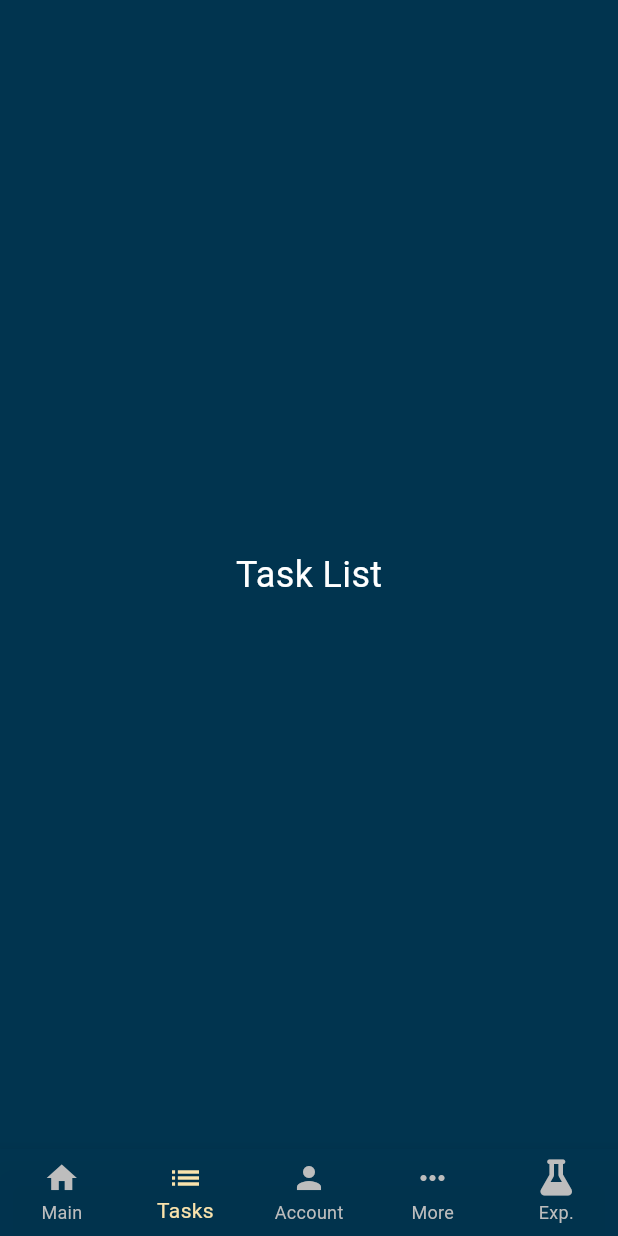
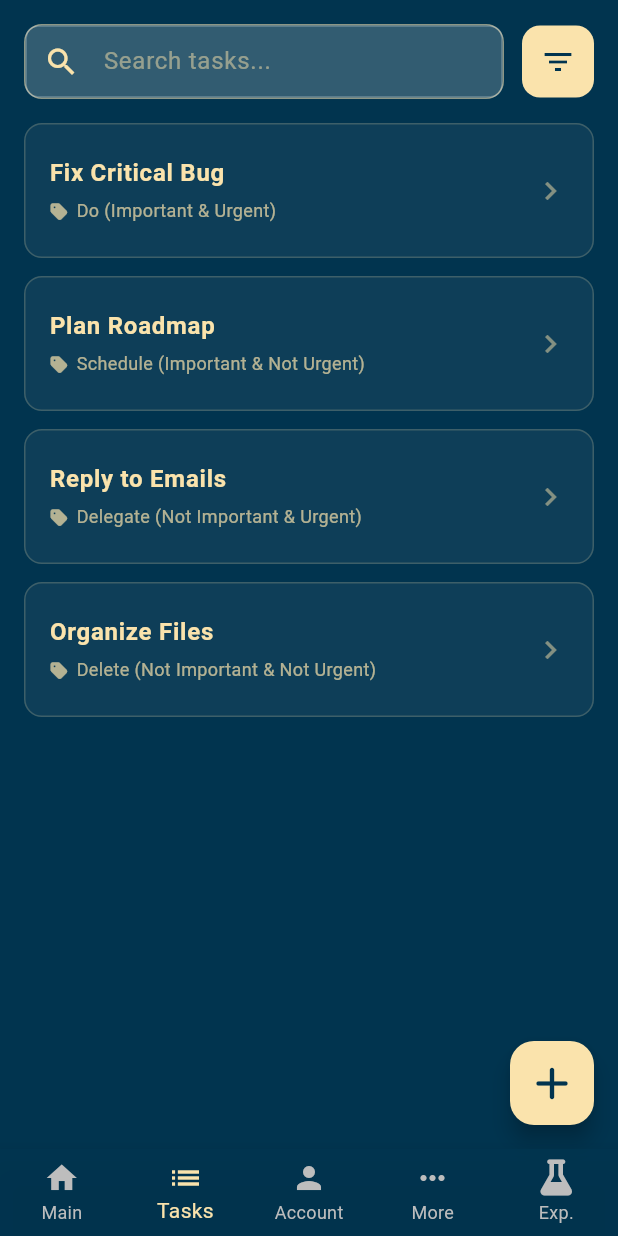
Before and after one commit to pctan9491/PROJ-0001-TTTApp-FE, a Flutter app: the NavBottomBar screen opened directly, item 2 of the bottom bar chosen, on a phone screen of 412 x 824 dp. Run offline on Flutter 3.47's test engine with Material 3 defaults, Android fonts, the phone set to English and light mode, and no system bars; our stand-ins replace font_awesome_flutter, shared_preferences; accounts and stored records are empty.

Commit message:
task list v1

```diff
--- a/lib/app.dart
+++ b/lib/app.dart
@@ -10,7 +10,7 @@ class ToDoApp extends StatelessWidget {
       title: 'ToDo Target App',
       debugShowCheckedModeBanner: false,
       theme: ThemeData(
-        scaffoldBackgroundColor: const Color(0xFF01344F),
+        scaffoldBackgroundColor: const Color(0xFF01344F), // This is your Primary Color
         canvasColor: const Color(0xFF01344F), // Match scaffold background for BottomNavigationBar
         colorScheme: ColorScheme.fromSeed(
           seedColor: const Color.fromARGB(255, 66, 132, 100),
--- a/lib/features/home/presentation/pages/eisenhower_matrix_page.dart
+++ b/lib/features/home/presentation/pages/eisenhower_matrix_page.dart
@@ -8,6 +8,11 @@ class EisenhowerMatrixPage extends StatelessWidget {
 
   @override
   Widget build(BuildContext context) {
+    // TODO: Connect to State Management (Bloc/Provider) here
+    // 1. Inject TaskBloc or TaskRepository
+    // 2. Use BlocBuilder<TaskBloc, TaskState> to get the list of tasks
+    // 3. Replace the dummy 'tasks' list below with 'state.tasks'
+
     // Dummy Data
     final tasks = [
       const Task(id: '1', uuid: '1', userUuid: '1', title: 'Fix Critical Bug', importance: TaskImportance.important, urgency: TaskUrgency.urgent),
--- a/lib/features/navbar/presentation/pages/nav_bottom_bar.dart
+++ b/lib/features/navbar/presentation/pages/nav_bottom_bar.dart
@@ -1,6 +1,7 @@
 import 'package:flutter/material.dart';
 import 'package:font_awesome_flutter/font_awesome_flutter.dart';
 import '../../../home/presentation/pages/eisenhower_matrix_page.dart';
+import '../../../tasks/presentation/pages/task_list_page.dart';
 import '../../../experimental/presentation/pages/experimental.dart';
 import '../../../../core/config/app_config.dart';
 
@@ -25,7 +26,7 @@ class _NavBottomBarState extends State<NavBottomBar> {
   List<Widget> get _widgetOptions {
     final options = [
       const EisenhowerMatrixPage(),
-      const Center(child: Text('Task List', style: TextStyle(color: Colors.white, fontSize: 24))),
+      const TaskListPage(),
       const Center(child: Text('Personal Account', style: TextStyle(color: Colors.white, fontSize: 24))),
       const Center(child: Text('More', style: TextStyle(color: Colors.white, fontSize: 24))),
     ];
--- /dev/null
+++ b/lib/features/tasks/presentation/pages/task_list_page.dart
@@ -0,0 +1,335 @@
+import 'package:flutter/material.dart';
+import 'package:font_awesome_flutter/font_awesome_flutter.dart';
+import '../../domain/entities/task.dart';
+
+class TaskListPage extends StatefulWidget {
+  const TaskListPage({super.key});
+
+  @override
+  State<TaskListPage> createState() => _TaskListPageState();
+}
+
+class _TaskListPageState extends State<TaskListPage> {
+  // State Variables
+  String _searchQuery = '';
+  String _activeFilter = 'All'; // Options: 'All', 'Do', 'Overdue'
+
+  // Keys for identifying widgets in tests or inspector
+  static const Key searchQueryFieldKey = Key('search_query_field');
+  static const Key filterDropdownKey = Key('filter_dropdown');
+  static const Key addTaskButtonKey = Key('add_task_button');
+  static const Key taskListKey = Key('task_list');
+
+  // Dummy Data (Same structure as Eisenhower Matrix for consistency)
+  final List<Task> _allTasks = [
+    const Task(id: '1', uuid: '1', userUuid: '1', title: 'Fix Critical Bug', importance: TaskImportance.important, urgency: TaskUrgency.urgent),
+    const Task(id: '2', uuid: '2', userUuid: '1', title: 'Plan Roadmap', importance: TaskImportance.important, urgency: TaskUrgency.notUrgent),
+    const Task(id: '3', uuid: '3', userUuid: '1', title: 'Reply to Emails', importance: TaskImportance.notImportant, urgency: TaskUrgency.urgent),
+    const Task(id: '4', uuid: '4', userUuid: '1', title: 'Organize Files', importance: TaskImportance.notImportant, urgency: TaskUrgency.notUrgent),
+    // Add a dummy "Overdue" task logic later if needed, for now just filtering by ID or Title for demo
+  ];
+
+  @override
+  Widget build(BuildContext context) {
+    final primaryColor = Theme.of(context).scaffoldBackgroundColor;
+    final secondaryColor = Theme.of(context).colorScheme.secondary;
+
+    // 1. Filter Tasks Logic
+    List<Task> filteredTasks = _getFilteredTasks();
+
+    return Scaffold(
+      backgroundColor: primaryColor,
+      body: SafeArea(
+        child: Column(
+          children: [
+            // --- Search & Filter Bar ---
+            _TaskSearchBar(
+              key: searchQueryFieldKey,
+              searchQuery: _searchQuery,
+              onSearchChanged: (value) => setState(() => _searchQuery = value),
+              onFilterTap: () => _showFilterDialog(context, primaryColor, secondaryColor),
+              primaryColor: primaryColor,
+              secondaryColor: secondaryColor,
+            ),
+
+            // --- Filter Indicator ---
+            if (_activeFilter != 'All')
+              _FilterIndicator(
+                key: filterDropdownKey,
+                activeFilter: _activeFilter,
+                onClear: () => setState(() => _activeFilter = 'All'),
+                secondaryColor: secondaryColor,
+              ),
+
+            // --- Task List ---
+            Expanded(
+              child: _TaskListView(
+                key: taskListKey,
+                tasks: filteredTasks,
+                secondaryColor: secondaryColor,
+              ),
+            ),
+          ],
+        ),
+      ),
+      //Add Task button
+      floatingActionButton: FloatingActionButton(
+        key: addTaskButtonKey,
+        backgroundColor: secondaryColor,
+        onPressed: () {
+          // TODO: Implement Add Task
+        },
+        child: Icon(FontAwesomeIcons.plus, color: primaryColor),
+      ),
+    );
+  }
+
+  List<Task> _getFilteredTasks() {
+    return _allTasks.where((task) {
+      final matchesSearch = task.title.toLowerCase().contains(_searchQuery.toLowerCase());
+      bool matchesCategory = true;
+      if (_activeFilter == 'Do') {
+        matchesCategory = task.importance == TaskImportance.important && task.urgency == TaskUrgency.urgent;
+      } else if (_activeFilter == 'Overdue') {
+        matchesCategory = false; // TODO: Implement overdue logic
+      }
+      return matchesSearch && matchesCategory;
+    }).toList();
+  }
+
+  void _showFilterDialog(BuildContext context, Color primaryColor, Color secondaryColor) {
+    showModalBottomSheet(
+      context: context,
+      backgroundColor: primaryColor,
+      shape: const RoundedRectangleBorder(
+        borderRadius: BorderRadius.vertical(top: Radius.circular(20)),
+      ),
+      builder: (context) {
+        return Container(
+          padding: const EdgeInsets.all(20),
+          child: Column(
+            mainAxisSize: MainAxisSize.min,
+            crossAxisAlignment: CrossAxisAlignment.start,
+            children: [
+              Text(
+                'Filter Tasks',
+                style: TextStyle(color: secondaryColor, fontSize: 20, fontWeight: FontWeight.bold),
+              ),
+              const SizedBox(height: 20),
+              _buildFilterOption('All Tasks', 'All', secondaryColor),
+              _buildFilterOption('"Do" Tasks (Important & Urgent)', 'Do', secondaryColor),
+              _buildFilterOption('Overdue Tasks', 'Overdue', secondaryColor),
+            ],
+          ),
+        );
+      },
+    );
+  }
+
+  Widget _buildFilterOption(String label, String value, Color secondaryColor) {
+    final isSelected = _activeFilter == value;
+    return ListTile(
+      title: Text(
+        label,
+        style: TextStyle(
+          color: isSelected ? secondaryColor : Colors.white70,
+          fontWeight: isSelected ? FontWeight.bold : FontWeight.normal,
+        ),
+      ),
+      trailing: isSelected ? Icon(Icons.check, color: secondaryColor) : null,
+      onTap: () {
+        setState(() => _activeFilter = value);
+        Navigator.pop(context);
+      },
+    );
+  }
+}
+
+// --- Sub-Widgets ---
+
+class _TaskSearchBar extends StatelessWidget {
+  final String searchQuery;
+  final ValueChanged<String> onSearchChanged;
+  final VoidCallback onFilterTap;
+  final Color primaryColor;
+  final Color secondaryColor;
+
+  const _TaskSearchBar({
+    Key? key,
+    required this.searchQuery,
+    required this.onSearchChanged,
+    required this.onFilterTap,
+    required this.primaryColor,
+    required this.secondaryColor,
+  });
+
+  @override
+  Widget build(BuildContext context) {
+    return Padding(
+      padding: const EdgeInsets.all(16.0),
+      child: Row(
+        children: [
+          Expanded(
+            child: Container(
+              decoration: BoxDecoration(
+                color: Colors.white.withOpacity(0.1),
+                borderRadius: BorderRadius.circular(12),
+                border: Border.all(color: secondaryColor.withOpacity(0.5)),
+              ),
+              child: TextField(
+                style: TextStyle(color: secondaryColor),
+                decoration: InputDecoration(
+                  hintText: 'Search tasks...',
+                  hintStyle: TextStyle(color: secondaryColor.withOpacity(0.5)),
+                  prefixIcon: Icon(Icons.search, color: secondaryColor),
+                  border: InputBorder.none,
+                  contentPadding: const EdgeInsets.symmetric(horizontal: 16, vertical: 12),
+                ),
+                onChanged: onSearchChanged,
+              ),
+            ),
+          ),
+          const SizedBox(width: 12),
+          Container(
+            decoration: BoxDecoration(
+              color: secondaryColor,
+              borderRadius: BorderRadius.circular(12),
+            ),
+            child: IconButton(
+              icon: Icon(Icons.filter_list, color: primaryColor),
+              onPressed: onFilterTap,
+            ),
+          ),
+        ],
+      ),
+    );
+  }
+}
+
+class _FilterIndicator extends StatelessWidget {
+  final String activeFilter;
+  final VoidCallback onClear;
+  final Color secondaryColor;
+
+  const _FilterIndicator({
+    Key? key,
+    required this.activeFilter,
+    required this.onClear,
+    required this.secondaryColor,
+  });
+
+  @override
+  Widget build(BuildContext context) {
+    return Padding(
+      padding: const EdgeInsets.symmetric(horizontal: 16.0, vertical: 4.0),
+      child: Row(
+        children: [
+          Text(
+            'Filtering by: $activeFilter',
+            style: TextStyle(color: secondaryColor.withOpacity(0.8), fontSize: 12),
+          ),
+          const SizedBox(width: 8),
+          GestureDetector(
+            onTap: onClear,
+            child: const Icon(Icons.close, size: 14, color: Colors.redAccent),
+          )
+        ],
+      ),
+    );
+  }
+}
+
+class _TaskListView extends StatelessWidget {
+  final List<Task> tasks;
+  final Color secondaryColor;
+
+  const _TaskListView({
+    Key? key,
+    required this.tasks,
+    required this.secondaryColor,
+  });
+
+  @override
+  Widget build(BuildContext context) {
+    if (tasks.isEmpty) {
+      return Center(
+        child: Text(
+          'No tasks found',
+          style: TextStyle(color: secondaryColor.withOpacity(0.5)),
+        ),
+      );
+    }
+
+    return ListView.builder(
+      padding: const EdgeInsets.symmetric(horizontal: 16),
+      itemCount: tasks.length,
+      itemBuilder: (context, index) {
+        return _TaskItem(task: tasks[index], secondaryColor: secondaryColor);
+      },
+    );
+  }
+}
+
+class _TaskItem extends StatelessWidget {
+  final Task task;
+  final Color secondaryColor;
+
+  const _TaskItem({
+    required this.task,
+    required this.secondaryColor,
+  });
+
+  @override
+  Widget build(BuildContext context) {
+    String matrixLabel = _getMatrixLabel(task);
+
+    return Container(
+      margin: const EdgeInsets.only(bottom: 12),
+      decoration: BoxDecoration(
+        color: Colors.white.withOpacity(0.05),
+        borderRadius: BorderRadius.circular(12),
+        border: Border.all(color: secondaryColor.withOpacity(0.2)),
+      ),
+      child: ListTile(
+        contentPadding: const EdgeInsets.symmetric(horizontal: 16, vertical: 8),
+        title: Text(
+          task.title,
+          style: TextStyle(
+            color: secondaryColor,
+            fontWeight: FontWeight.bold,
+            fontSize: 16,
+          ),
+        ),
+        subtitle: Padding(
+          padding: const EdgeInsets.only(top: 4.0),
+          child: Row(
+            children: [
+              Icon(FontAwesomeIcons.tag, size: 12, color: secondaryColor.withOpacity(0.7)),
+              const SizedBox(width: 6),
+              Text(
+                matrixLabel,
+                style: TextStyle(color: secondaryColor.withOpacity(0.7), fontSize: 12),
+              ),
+            ],
+          ),
+        ),
+        trailing: Icon(Icons.chevron_right, color: secondaryColor.withOpacity(0.5)),
+        onTap: () {
+          // TODO: Navigate to Task Details
+        },
+      ),
+    );
+  }
+
+  String _getMatrixLabel(Task task) {
+    if (task.importance == TaskImportance.important && task.urgency == TaskUrgency.urgent) {
+      return 'Do (Important & Urgent)';
+    } else if (task.importance == TaskImportance.important && task.urgency == TaskUrgency.notUrgent) {
+      return 'Schedule (Important & Not Urgent)';
+    } else if (task.importance == TaskImportance.notImportant && task.urgency == TaskUrgency.urgent) {
+      return 'Delegate (Not Important & Urgent)';
+    } else {
+      return 'Delete (Not Important & Not Urgent)';
+    }
+  }
+}
```
